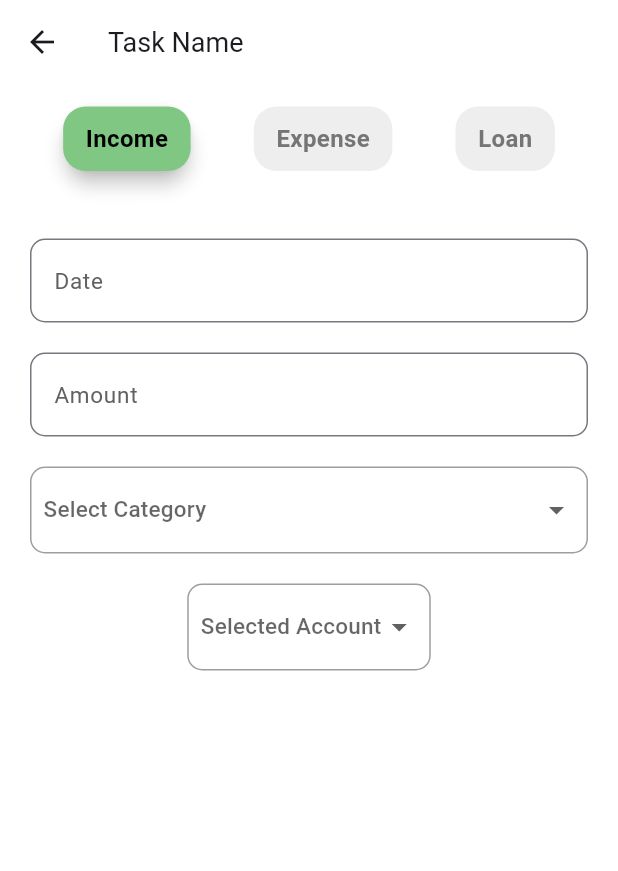
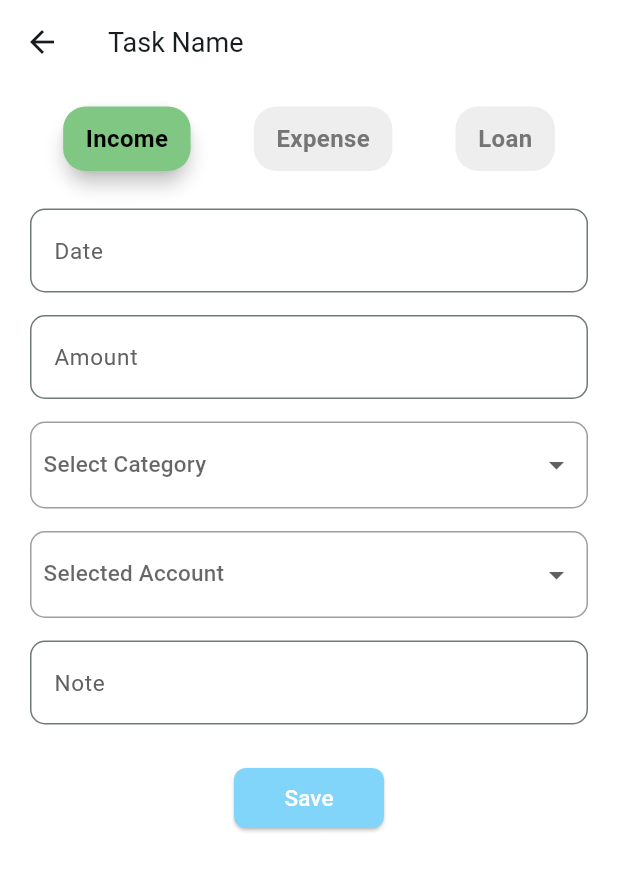
Before and after one commit to Dhruv-M-Sathavara/Money-Manager, a Flutter app: the screen it shows after launch, after a tap on the "add" icon, on a phone screen of 412 x 824 dp. Shown: the top 871 px of the screen. Run offline on Flutter 3.47's test engine with Material 3 defaults, Android fonts, the phone set to English and light mode, and no system bars.

Commit message:
UI_done of home page and add

```diff
--- a/lib/functions/add.dart
+++ b/lib/functions/add.dart
@@ -44,7 +44,10 @@ class _AddtaskState extends State<Addtask> {
           style: TextStyle(fontSize: 18),
         ),
       ),
-      body: Container(
+      body: SafeArea(
+        child: SingleChildScrollView(
+          physics: BouncingScrollPhysics(),
+          child: Container(
             padding: const EdgeInsets.symmetric(vertical: 15),
             color: Colors.white,
             child: Column(
@@ -57,9 +60,9 @@ class _AddtaskState extends State<Addtask> {
                     categorybutton("Loan", Loan, Colors.blue.shade300),
                   ],
                 ),
-            const SizedBox(height: 25),
+                SizedBox(height: 25),
                 Container(
-              padding: const EdgeInsets.all(20),
+                  padding: EdgeInsets.symmetric(horizontal: 20),
                   child: TextField(
                     decoration: InputDecoration(
                       labelText: "Date",
@@ -67,27 +70,29 @@ class _AddtaskState extends State<Addtask> {
                           TextStyle(fontSize: 15, color: Colors.grey.shade700),
                       border: OutlineInputBorder(
                           borderRadius: BorderRadius.circular(10)),
-                  focusedBorder: const OutlineInputBorder(
+                      focusedBorder: OutlineInputBorder(
                           borderSide: BorderSide(width: 1)),
                     ),
                   ),
                 ),
+              SizedBox(height: 15,),
                 Container(
-              padding: const EdgeInsets.symmetric(horizontal: 20),
+                  padding: EdgeInsets.symmetric(horizontal: 20),
                   child: TextField(
+                    keyboardType: TextInputType.numberWithOptions(),
                     decoration: InputDecoration(
                       labelText: "Amount",
                       labelStyle:
                           TextStyle(fontSize: 15, color: Colors.grey.shade700),
                       border: OutlineInputBorder(
                           borderRadius: BorderRadius.circular(10)),
-                  focusedBorder: const OutlineInputBorder(
+                      focusedBorder: OutlineInputBorder(
                           borderSide: BorderSide(width: 1)),
                     ),
                   ),
                 ),
 
-            SizedBox(height: 20),
+                SizedBox(height: 15),
                 Container(
                   margin: EdgeInsets.symmetric(horizontal: 20),
                   padding: EdgeInsets.all(4),
@@ -120,39 +125,76 @@ class _AddtaskState extends State<Addtask> {
                     ),
                   ),
                 ),
-            SizedBox(height: 20,),
+                SizedBox(height: 15,),
                 Container(
-
+                  margin: EdgeInsets.symmetric(horizontal: 20),
                   padding: EdgeInsets.all(4),
                   decoration: BoxDecoration(
                     borderRadius: BorderRadius.circular(10),
-                border: Border.all(color: Colors.grey,width: 1)
+                    border: Border.all(color: Colors.grey, width: 1),
                   ),
-              child: DropdownButtonHideUnderline(child: DropdownButton(padding: EdgeInsets.symmetric(horizontal: 4), dropdownColor: Colors.white, hint: Text("Selected Account",style:TextStyle(fontSize:15),), value: selectedPaymentMethod, onChanged: (String? newMethod){
+                  child: DropdownButtonHideUnderline(
+                    child: DropdownButton<String>(
+                      isExpanded: true,
+                      padding: EdgeInsets.symmetric(horizontal: 4),
+                      dropdownColor: Colors.white,
+                      hint: Text(
+                        "Selected Account",
+                        style: TextStyle(fontSize: 15),
+                      ),
+                      value: selectedPaymentMethod,
+                      onChanged: (String? newMethod) {
                         setState(() {
                           selectedPaymentMethod = newMethod!;
                         });
                       },
-              items: accounts.map((accounts){
+                      items: accounts.map((account) {
                         return DropdownMenuItem<String>(
-                    value: accounts['label'],
+                          value: account['label'],
                           child: Row(
 
                             children: [
-
-                    Icon(accounts['icon'], size: 20, color: Colors.blue),
+                              Row(
+                                children: [
+                                  Icon(account['icon'], size: 20, color: Colors.blue),
                                   SizedBox(width: 10),
-
-                    Text(accounts['label'])],
-                  ));
-              }).toList(),
-              )),
-            )
+                                  Text(account['label']),
                                 ],
                               ),
+                            ],
                           ),
-
                         );
+                      }).toList(),
+                    ),
+                  ),
+                ),
+                SizedBox(height:15 ,),
+               Container(
+                padding: EdgeInsets.symmetric(horizontal:20),
+                child: TextField(
+                   decoration: InputDecoration(
+                      labelText: "Note",
+                      labelStyle: TextStyle(color: Colors.grey.shade700,fontSize: 15),
+                      border: OutlineInputBorder(
+                        borderRadius: BorderRadius.circular(10)
+                      ),
+                      focusedBorder: OutlineInputBorder(
+                        borderSide: BorderSide(width: 1)
+                      )
+                   )
+                ),
+               ),
+                SizedBox(height: 25,),
+                ElevatedButton(style: ElevatedButton.styleFrom(
+                  backgroundColor: Colors.lightBlue.shade200,
+                  shape: RoundedRectangleBorder(borderRadius: BorderRadius.circular(8)),
+                  minimumSize: Size(100, 40)
+                ), onPressed: (){}, child: Text("Save", style: TextStyle(fontSize: 15 , color: Colors.white),))
+                ]
+            ),
+              ),
+        ),
+      ));
   }
 
   Widget categorybutton(String title, bool isSelected, Color color) {
--- a/lib/main.dart
+++ b/lib/main.dart
@@ -8,16 +8,16 @@ void main() {
 class MyApp extends StatelessWidget {
   const MyApp({super.key});
 
-  // This widget is the root of your application.
   @override
   Widget build(BuildContext context) {
     return MaterialApp(
       debugShowCheckedModeBanner: false,
       theme: ThemeData(
-        colorScheme: ColorScheme.fromSeed(seedColor: Colors.deepPurple),
+        scaffoldBackgroundColor: Colors.white,
+        colorScheme: ColorScheme.fromSeed(seedColor: Colors.white),
         useMaterial3: true,
       ),
-      home: HomePage()
+      home: HomePage(),
     );
   }
 }
--- a/lib/pages/home_page.dart
+++ b/lib/pages/home_page.dart
@@ -28,7 +28,7 @@ class _HomePageState extends State<HomePage> {
   @override
   Widget build(BuildContext context) {
     return Scaffold(
-      backgroundColor: Colors.grey.shade100,
+      backgroundColor: Colors.white,
       body: PageView(
         controller: pageController,
         physics: const NeverScrollableScrollPhysics(),
```
Lines whose indentation alone changed are shown as unchanged.
